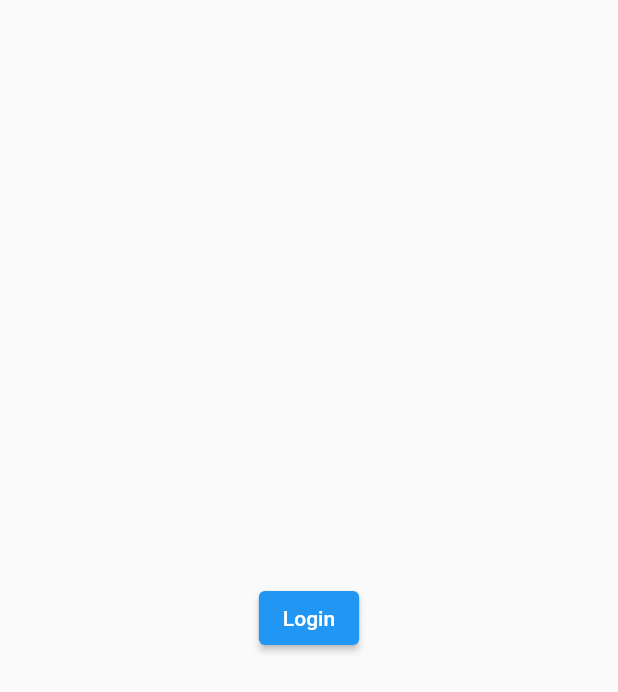
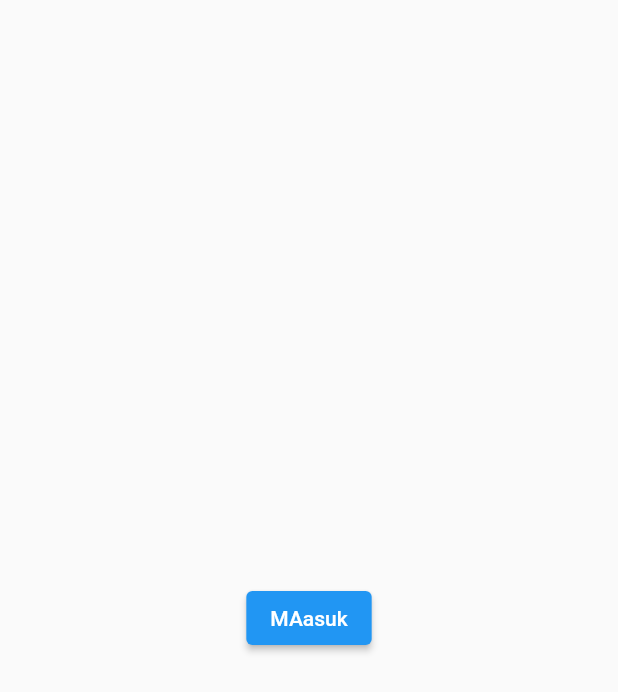
Before and after one commit to beatricstevzt17/MyProfit-C6, a Flutter app: the screen it shows after launch, on a phone screen of 412 x 824 dp. Shown: the top 692 px of the screen. Run offline on Flutter 3.47's test engine with Material 2 defaults, Android fonts, the phone set to English and light mode, and no system bars.

Commit message:
bikin masuk

```diff
--- a/lib/app/screen/login/login.dart
+++ b/lib/app/screen/login/login.dart
@@ -14,7 +14,7 @@ class LoginPage extends StatelessWidget {
               return const HomePage();
             }),);
           },
-          child: const Text("Login"),
+          child: const Text("MAasuk"),
         ),
       ),
     );
```
